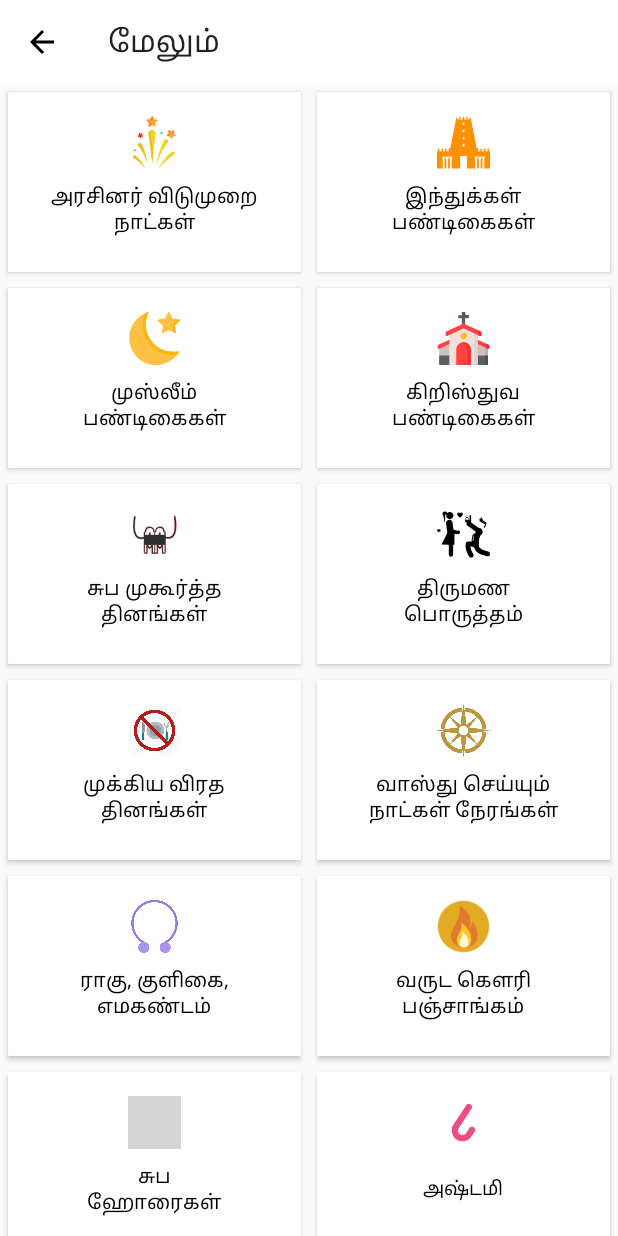
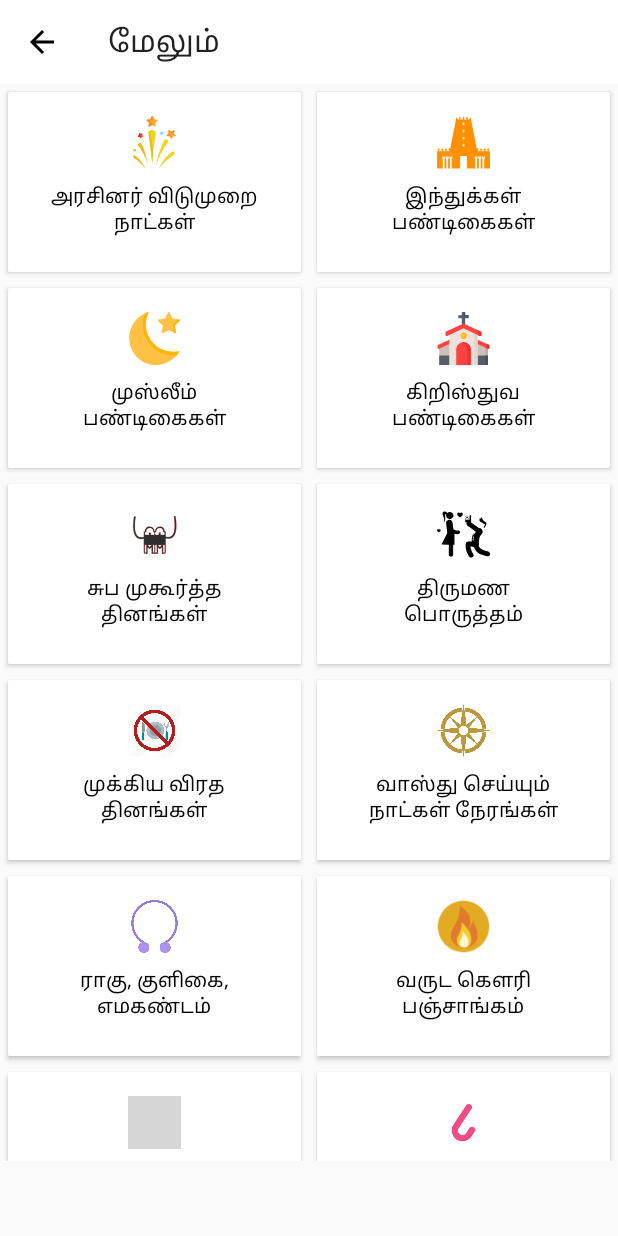
Before and after one commit to R-Ponmuthu/Calendar, an Android app: the MoreCalendarMenu screen opened directly, with no data from a screen before it, on a phone screen of 412 x 824 dp. Run offline under Robolectric (Android 15) with nearby library versions, the phone set to English and light mode, and no system bars; our stand-ins replace AdMob, ButterKnife; grey boxes are pictures that could not be loaded.

Commit message:
Calendar2 bug fix

```diff
--- a/app/src/main/java/com/it/calendar/ui/MoreCalendarMenu.java
+++ b/app/src/main/java/com/it/calendar/ui/MoreCalendarMenu.java
@@ -2,8 +2,10 @@ package com.it.calendar.ui;
 
 import android.os.Build;
 import android.os.Bundle;
+import android.util.Log;
 import android.view.MenuItem;
 import android.view.View;
+import android.widget.LinearLayout;
 
 import androidx.annotation.NonNull;
 import androidx.appcompat.app.AppCompatActivity;
@@ -11,7 +13,11 @@ import androidx.appcompat.widget.Toolbar;
 import androidx.recyclerview.widget.GridLayoutManager;
 import androidx.recyclerview.widget.RecyclerView;
 
+import com.google.android.gms.ads.AdListener;
+import com.google.android.gms.ads.AdRequest;
+import com.google.android.gms.ads.AdView;
 import com.it.calendar.R;
+import com.it.calendar.util.Utils;
 
 import java.util.Arrays;
 
@@ -24,6 +30,10 @@ public class MoreCalendarMenu extends AppCompatActivity {
     Toolbar toolbar;
     @BindView(R.id.recyclerView)
     RecyclerView recyclerView;
+    @BindView(R.id.adView)
+    AdView adView;
+    @BindView(R.id.adLayout)
+    LinearLayout adLayout;
 
     private int year;
 
@@ -55,6 +65,11 @@ public class MoreCalendarMenu extends AppCompatActivity {
 
         recyclerView.setLayoutManager(new GridLayoutManager(MoreCalendarMenu.this, 2));
         recyclerView.setAdapter(new CalendarAdapter3(MoreCalendarMenu.this, year, Arrays.asList(nameList), iconList));
+
+        if (Utils.isOnline(MoreCalendarMenu.this))
+            loadAds();
+        else
+            adLayout.setVisibility(View.GONE);
     }
 
     @Override
@@ -66,4 +81,48 @@ public class MoreCalendarMenu extends AppCompatActivity {
 
         return super.onOptionsItemSelected(item);
     }
+
+    private void loadAds() {
+
+        AdRequest adRequest = new AdRequest.Builder()
+                //.addTestDevice("5894BCF12F1B676D1385EEBA09EBA26F")
+                .build();
+        adView.loadAd(adRequest);
+
+        adView.setAdListener(new AdListener() {
+            @Override
+            public void onAdLoaded() {
+
+            }
+
+            @Override
+            public void onAdFailedToLoad(int errorCode) {
+                // Code to be executed when an ad request fails.
+                adLayout.setVisibility(View.GONE);
+                Log.e("Error", String.valueOf(errorCode));
+            }
+
+            @Override
+            public void onAdOpened() {
+                // Code to be executed when an ad opens an overlay that
+                // covers the screen.
+            }
+
+            @Override
+            public void onAdClicked() {
+                // Code to be executed when the user clicks on an ad.
+            }
+
+            @Override
+            public void onAdLeftApplication() {
+                // Code to be executed when the user has left the app.
+            }
+
+            @Override
+            public void onAdClosed() {
+                // Code to be executed when the user is about to return
+                // to the app after tapping on an ad.
+            }
+        });
+    }
 }
--- a/app/src/main/res/layout/activity_more_calendar_menu.xml
+++ b/app/src/main/res/layout/activity_more_calendar_menu.xml
@@ -1,9 +1,15 @@
 <?xml version="1.0" encoding="utf-8"?>
-<LinearLayout xmlns:android="http://schemas.android.com/apk/res/android"
+<RelativeLayout xmlns:android="http://schemas.android.com/apk/res/android"
+    xmlns:ads="http://schemas.android.com/apk/res-auto"
     xmlns:app="http://schemas.android.com/apk/res-auto"
     xmlns:tools="http://schemas.android.com/tools"
     android:layout_width="match_parent"
+    android:layout_height="match_parent">
+
+    <LinearLayout
+        android:layout_width="match_parent"
         android:layout_height="match_parent"
+        android:layout_above="@+id/adLayout"
         android:orientation="vertical"
         tools:context=".ui.MoreCalendarMenu">
 
@@ -31,3 +37,23 @@
             android:layout_height="match_parent" />
 
     </LinearLayout>
+
+    <LinearLayout
+        android:id="@+id/adLayout"
+        android:layout_width="match_parent"
+        android:layout_height="50dp"
+        android:layout_alignParentBottom="true"
+        android:orientation="vertical">
+
+        <com.google.android.gms.ads.AdView
+            android:id="@+id/adView"
+            android:layout_width="match_parent"
+            android:layout_height="wrap_content"
+            ads:adSize="BANNER"
+            ads:adUnitId="@string/home_banner_ad">
+
+        </com.google.android.gms.ads.AdView>
+
+    </LinearLayout>
+
+</RelativeLayout>
```
Also changed, not shown: app/src/main/java/com/it/calendar/ui/CalendarActivity2.java (+59 -0 lines), app/src/main/res/layout/content_scrolling.xml (+20 -0 lines). Lines whose indentation alone changed are shown as unchanged.
